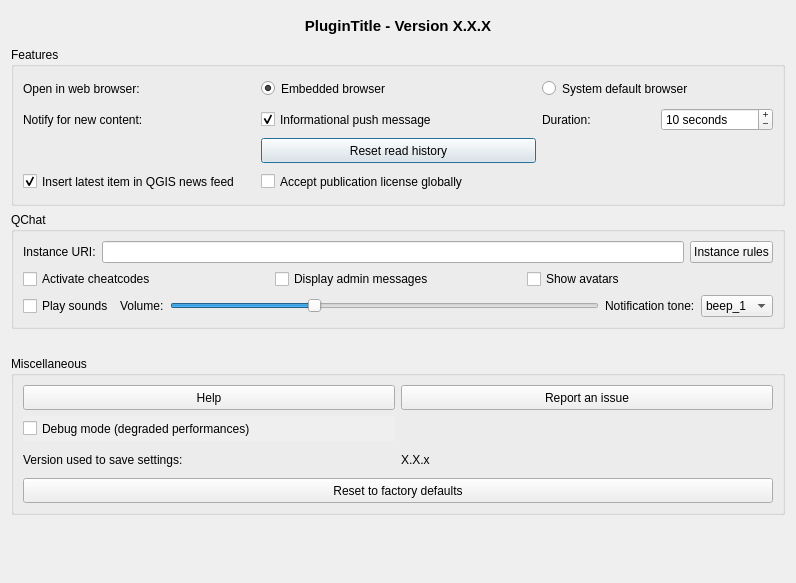
Qt form qtribu/gui/dlg_settings.ui (geotribu/qtribu) before a commit.
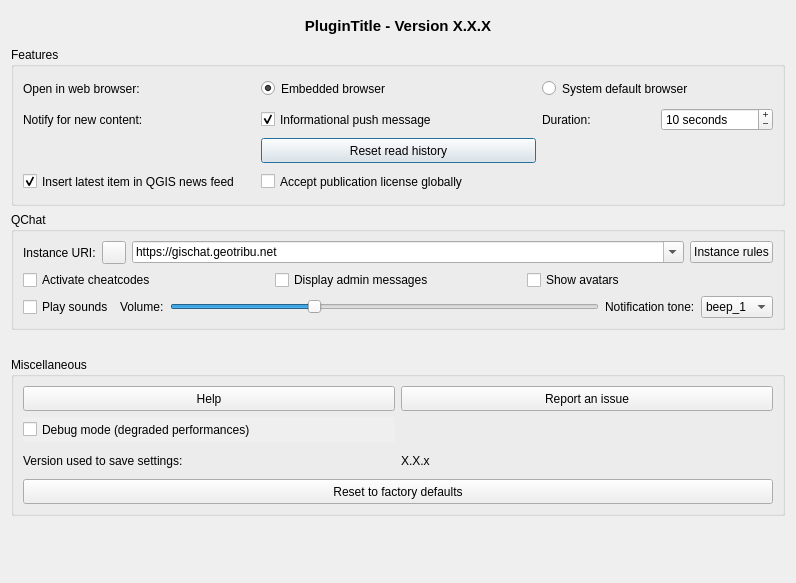
The same form after that commit. Icons and pictures are not drawn. Custom widgets are drawn as their Qt base class.

Commit message: feat: use editable combobox for instance in settings

Diff of the .ui file:
```diff
--- a/qtribu/gui/dlg_settings.ui
+++ b/qtribu/gui/dlg_settings.ui
@@ -316,7 +316,30 @@
          </widget>
         </item>
         <item>
-         <widget class="QLineEdit" name="lne_qchat_instance_uri"/>
+         <widget class="QgsSymbolButton" name="mSymbolButton"/>
+        </item>
+        <item>
+         <widget class="QComboBox" name="cbb_qchat_instance_uri">
+          <property name="sizePolicy">
+           <sizepolicy hsizetype="Expanding" vsizetype="Fixed">
+            <horstretch>0</horstretch>
+            <verstretch>0</verstretch>
+           </sizepolicy>
+          </property>
+          <property name="editable">
+           <bool>true</bool>
+          </property>
+          <item>
+           <property name="text">
+            <string>https://gischat.geotribu.net</string>
+           </property>
+          </item>
+          <item>
+           <property name="text">
+            <string>https://gischat.geotribu.fr</string>
+           </property>
+          </item>
+         </widget>
         </item>
         <item>
          <widget class="QPushButton" name="btn_rules">
@@ -653,6 +676,11 @@
   </layout>
  </widget>
  <customwidgets>
+  <customwidget>
+   <class>QgsSymbolButton</class>
+   <extends>QToolButton</extends>
+   <header>qgssymbolbutton.h</header>
+  </customwidget>
   <customwidget>
    <class>AuthoringWidget</class>
    <extends>QWidget</extends>
```
The commit also changes 1 other file.
